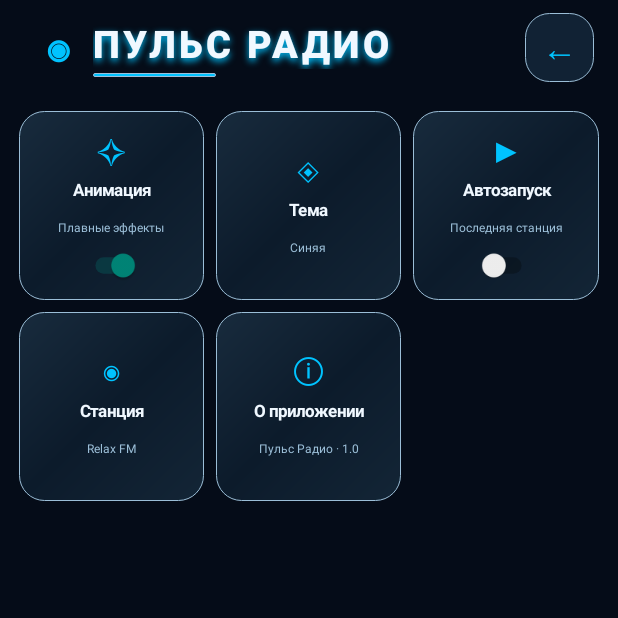
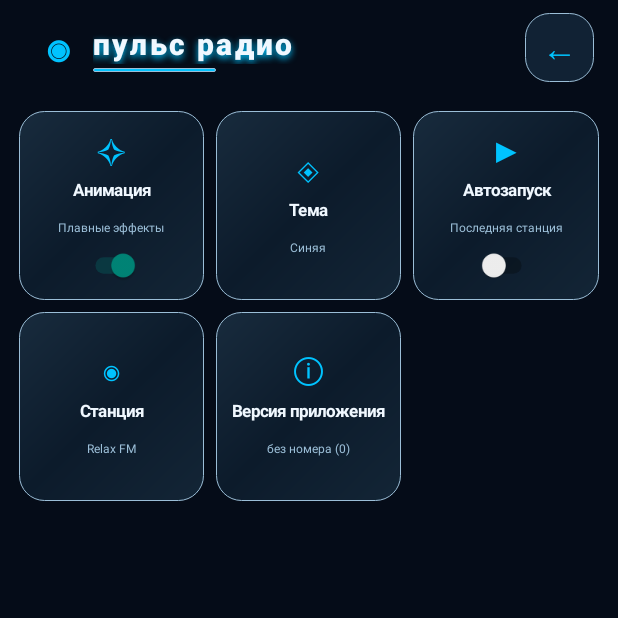
Before and after one commit to diriabas/puls-radio, an Android app: the screen it shows after launch (MainActivity), after a tap on an icon or button, on a phone screen of 412 x 824 dp, the top half of it. Run offline under Robolectric (Android 15) with nearby library versions, the phone set to English and light mode, and no system bars; 2 other taps on this screen came first.

Commit message:
Update MainActivity.kt

```diff
--- a/app/src/main/java/com/pulsradio/app/MainActivity.kt
+++ b/app/src/main/java/com/pulsradio/app/MainActivity.kt
@@ -4,6 +4,7 @@ package com.pulsradio.app
 import android.app.Activity
 import android.app.AlertDialog
 import android.os.Bundle
+import android.content.res.Configuration
 import android.os.Build
 import android.view.Gravity
 import android.view.View
@@ -55,7 +56,7 @@ class MainActivity : Activity() {
             "https://hls-02-europaplus.emgsound.ru/11/playlist.m3u8",
 
         "Радио Вера" to
-            "http://radiovera.hostingradio.ru:8007/radiovera_128",
+            "https://radiovera.hostingradio.ru:8007/radiovera_128",
 
         "Коран — перевод на русский" to
             "https://backup.qurango.net/radio/translation_quran_Russia",
@@ -106,7 +107,34 @@ class MainActivity : Activity() {
             "https://dorognoe.hostingradio.ru:8000/dorognoe",
 
         "Джем FM" to
-            "https://jamfm.ru/jamfm.m3u"
+            "https://online.jamfm.ru/hls/high.m3u8"
+    )
+
+    // Резервные адреса используются автоматически, если основной поток не запускается.
+    // Для Радио Вера оставлены два протокола одного подтверждённого потока;
+    // для Love Radio — альтернативные битрейты того же регионального эфира Екатеринбурга.
+    private val stationStreamFallbacks = mapOf(
+        "Радио Вера" to listOf(
+            "https://radiovera.hostingradio.ru:8007/radiovera_128",
+            "http://radiovera.hostingradio.ru:8007/radiovera_128"
+        ),
+        "Love Radio" to listOf(
+            "http://microit.n340.com:9000/VgMv0WV17ZVx1uuo_12_love_128_reg_60967",
+            "http://microit.n340.com:9000/VgMv0WV17ZVx1uuo_12_love_64_reg_60967",
+            "http://microit.n340.com:9000/VgMv0WV17ZVx1uuo_12_love_28_reg_60967"
+        ),
+        "Европа Плюс" to listOf(
+            "https://hls-02-europaplus.emgsound.ru/11/playlist.m3u8",
+            "http://ep128.hostingradio.ru:8030/ep128"
+        ),
+        "Русское Радио" to listOf(
+            "https://rusradio.hostingradio.ru/rusradio128.mp3",
+            "https://rusradio.hostingradio.ru/rusradio96.aacp"
+        ),
+        "Новое Радио" to listOf(
+            "https://hls.newradio.ru/novoeradio-msk/playlist.m3u8",
+            "http://stream.newradio.ru/moscow.novoe.aacp"
+        )
     )
 
     private val prefs by lazy {
@@ -116,6 +144,8 @@ class MainActivity : Activity() {
     private var selectedStation = 0
     private var streamRequestId = 0
     private var currentStreamUrl: String? = null
+    private var activeStreamCandidates: List<String> = emptyList()
+    private var activeStreamCandidateIndex = 0
     private var player: ExoPlayer? = null
     private var currentTab = 0
 
@@ -148,6 +178,27 @@ class MainActivity : Activity() {
     private var textColor = Color.rgb(240, 248, 255)
     private var secondaryColor = Color.rgb(155, 190, 215)
 
+    private fun isLandscape(): Boolean =
+        resources.configuration.orientation == Configuration.ORIENTATION_LANDSCAPE
+
+    private fun iconScale(): Float = if (isLandscape()) 1.25f else 1f
+
+    private fun iconDp(value: Int): Int = (dp(value) * iconScale()).toInt()
+
+    private fun iconTextSize(value: Float): Float = value * iconScale()
+
+    @Suppress("DEPRECATION")
+    private fun getInstalledVersion(): String {
+        return try {
+            val info = packageManager.getPackageInfo(packageName, 0)
+            val name = info.versionName?.takeIf { it.isNotBlank() } ?: "без номера"
+            val code = if (Build.VERSION.SDK_INT >= 28) info.longVersionCode else info.versionCode.toLong()
+            "$name ($code)"
+        } catch (_: Exception) {
+            "не определена"
+        }
+    }
+
     private fun applyThemeColors() {
         when (selectedTheme) {
             "gray" -> {
@@ -267,23 +318,23 @@ class MainActivity : Activity() {
 
         val logo = TextView(this).apply {
             text = "◉"
-            textSize = 31f
+            textSize = iconTextSize(31f)
             setTextColor(accentColor)
             gravity = Gravity.CENTER
             setTypeface(null, Typeface.BOLD)
         }
-        header.addView(logo, LinearLayout.LayoutParams(dp(46), dp(48)))
+        header.addView(logo, LinearLayout.LayoutParams(iconDp(46), iconDp(48)))
 
         val titleColumn = LinearLayout(this).apply {
             orientation = LinearLayout.VERTICAL
             gravity = Gravity.CENTER_VERTICAL
         }
         val appName = TextView(this).apply {
-            text = "ПУЛЬС РАДИО"
-            textSize = 25f
+            text = "пульс радио"
+            textSize = 20f
             setTextColor(textColor)
             setTypeface(Typeface.create("sans-serif-black", Typeface.BOLD), Typeface.BOLD)
-            letterSpacing = 0.11f
+            letterSpacing = 0.08f
             setShadowLayer(dp(4).toFloat(), 0f, dp(2).toFloat(), accentColor)
         }
         val accentLine = View(this).apply {
@@ -297,7 +348,7 @@ class MainActivity : Activity() {
 
         settingsButton = TextView(this).apply {
             text = "⚙"
-            textSize = 23f
+            textSize = iconTextSize(23f)
             setTextColor(accentColor)
             gravity = Gravity.CENTER
             background = roundedBackground(panelColor, 16)
@@ -305,7 +356,7 @@ class MainActivity : Activity() {
             isFocusable = true
             setOnClickListener { showTab(if (currentTab == 0) 1 else 0) }
         }
-        header.addView(settingsButton, LinearLayout.LayoutParams(dp(46), dp(46)))
+        header.addView(settingsButton, LinearLayout.LayoutParams(iconDp(46), iconDp(46)))
         root.addView(header)
 
         contentFrame = FrameLayout(this)
@@ -383,7 +434,8 @@ class MainActivity : Activity() {
             }
             for (column in 0 until 3) {
                 val stationIndex = index + column
-                val params = LinearLayout.LayoutParams(0, dp(126), 1f).apply {
+                val stationTileHeight = if (isLandscape()) dp(140) else dp(126)
+                val params = LinearLayout.LayoutParams(0, stationTileHeight, 1f).apply {
                     if (column > 0) marginStart = dp(4)
                     if (column < 2) marginEnd = dp(4)
                 }
@@ -396,7 +448,7 @@ class MainActivity : Activity() {
                 }
             }
             container.addView(row, LinearLayout.LayoutParams(
-                LinearLayout.LayoutParams.MATCH_PARENT, dp(126)
+                LinearLayout.LayoutParams.MATCH_PARENT, if (isLandscape()) dp(140) else dp(126)
             ).apply { bottomMargin = dp(8) })
             index += 3
         }
@@ -427,7 +479,7 @@ class MainActivity : Activity() {
 
         stationIcon = TextView(this).apply {
             text = getStationIcon(stations[selectedStation])
-            textSize = logoTextSize(stations[selectedStation])
+            textSize = iconTextSize(logoTextSize(stations[selectedStation]))
             setTextColor(Color.WHITE)
             gravity = Gravity.CENTER
             background = roundedBackground(
@@ -438,7 +490,7 @@ class MainActivity : Activity() {
 
         controlsRow.addView(
             stationIcon,
-            LinearLayout.LayoutParams(dp(44), dp(44)).apply {
+            LinearLayout.LayoutParams(iconDp(44), iconDp(44)).apply {
                 marginEnd = dp(9)
             }
         )
@@ -477,13 +529,13 @@ class MainActivity : Activity() {
             LinearLayout.LayoutParams(0, dp(46), 1f)
         )
 
-        val previousButton = createMiniControl("⏮", 20f)
+        val previousButton = createMiniControl("⏮", iconTextSize(20f))
         previousButton.setOnClickListener {
             val previous = if (selectedStation == 0) stations.lastIndex else selectedStation - 1
             playStation(previous)
         }
 
-        playButton = createMiniControl("▶", 19f).apply {
+        playButton = createMiniControl("▶", iconTextSize(19f)).apply {
             background = roundAccentBackground()
             setTextColor(Color.WHITE)
         }
@@ -492,7 +544,7 @@ class MainActivity : Activity() {
             togglePlayback()
         }
 
-        val nextButton = createMiniControl("⏭", 20f)
+        val nextButton = createMiniControl("⏭", iconTextSize(20f))
         nextButton.setOnClickListener {
             val next = (selectedStation + 1) % stations.size
             playStation(next)
@@ -500,18 +552,18 @@ class MainActivity : Activity() {
 
         controlsRow.addView(
             previousButton,
-            LinearLayout.LayoutParams(dp(34), dp(42))
+            LinearLayout.LayoutParams(iconDp(34), iconDp(42))
         )
         controlsRow.addView(
             playButton,
-            LinearLayout.LayoutParams(dp(42), dp(42)).apply {
+            LinearLayout.LayoutParams(iconDp(42), iconDp(42)).apply {
                 marginStart = dp(3)
                 marginEnd = dp(3)
             }
         )
         controlsRow.addView(
             nextButton,
-            LinearLayout.LayoutParams(dp(34), dp(42))
+            LinearLayout.LayoutParams(iconDp(34), iconDp(42))
         )
 
         panel.addView(controlsRow)
@@ -667,7 +719,7 @@ class MainActivity : Activity() {
 
         val icon = TextView(this).apply {
             text = getStationIcon(station)
-            textSize = logoTextSize(station)
+            textSize = iconTextSize(logoTextSize(station))
             setTextColor(Color.WHITE)
             gravity = Gravity.CENTER
             background = roundedBackground(getStationLogoColor(station), 15)
@@ -675,7 +727,7 @@ class MainActivity : Activity() {
 
         tile.addView(
             icon,
-            LinearLayout.LayoutParams(dp(44), dp(40)).apply {
+            LinearLayout.LayoutParams(iconDp(44), iconDp(40)).apply {
                 gravity = Gravity.CENTER
                 bottomMargin = dp(5)
             }
@@ -714,7 +766,7 @@ class MainActivity : Activity() {
 
         val indicator = TextView(this).apply {
             text = if (index == selectedStation && player?.isPlaying == true) "♫" else "›"
-            textSize = 15f
+            textSize = iconTextSize(15f)
             setTextColor(if (index == selectedStation) accentColor else secondaryColor)
             gravity = Gravity.CENTER
         }
@@ -810,7 +862,13 @@ class MainActivity : Activity() {
 
     private fun selectStation(index: Int) {
         if (index == selectedStation) {
-            togglePlayback()
+            val state = player?.playbackState
+            if (state == Player.STATE_IDLE || state == Player.STATE_ENDED) {
+                // Повторное нажатие после ошибки запускает станцию заново с основного адреса.
+                playStation(index)
+            } else {
+                togglePlayback()
+            }
         } else {
             playStation(index)
         }
@@ -829,6 +887,9 @@ class MainActivity : Activity() {
             return
         }
 
+        activeStreamCandidates = stationStreamFallbacks[station] ?: listOf(url)
+        activeStreamCandidateIndex = 0
+
         selectedStation = index
         prefs.edit()
             .putInt("last_station", index)
@@ -841,13 +902,14 @@ class MainActivity : Activity() {
         val requestId = ++streamRequestId
         showStatus("Подключение: $station")
 
-        if (url.endsWith(".m3u", ignoreCase = true) &&
-            !url.endsWith(".m3u8", ignoreCase = true)
+        val firstCandidate = activeStreamCandidates.firstOrNull() ?: url
+        if (firstCandidate.endsWith(".m3u", ignoreCase = true) &&
+            !firstCandidate.endsWith(".m3u8", ignoreCase = true)
         ) {
             Thread {
                 var connection: HttpURLConnection? = null
                 try {
-                    connection = (URL(url).openConnection() as HttpURLConnection).apply {
+                    connection = (URL(firstCandidate).openConnection() as HttpURLConnection).apply {
                         connectTimeout = 10000
                         readTimeout = 10000
                         instanceFollowRedirects = true
@@ -885,7 +947,7 @@ class MainActivity : Activity() {
                 }
             }.start()
         } else {
-            startStationPlayback(currentPlayer, url, station)
+            startStationPlayback(currentPlayer, firstCandidate, station)
         }
     }
 
@@ -942,7 +1004,7 @@ class MainActivity : Activity() {
         stationTitle.text = station
         stationSubtitle.text = getStationDescription(station)
         stationIcon.text = getStationIcon(station)
-        stationIcon.textSize = logoTextSize(station)
+        stationIcon.textSize = iconTextSize(logoTextSize(station))
         stationIcon.setTextColor(Color.WHITE)
         stationIcon.background = roundedBackground(
             getStationLogoColor(station),
@@ -991,7 +1053,7 @@ class MainActivity : Activity() {
             Triple("Тема", getThemeDisplayName(), "theme"),
             Triple("Автозапуск", "Последняя станция", "autostart"),
             Triple("Станция", stations[selectedStation], "last"),
-            Triple("О приложении", "Пульс Радио · 1.0", "about")
+            Triple("Версия приложения", getInstalledVersion(), "about")
         )
         var index = 0
         while (index < gridItems.size) {
@@ -1001,7 +1063,8 @@ class MainActivity : Activity() {
             }
             for (column in 0 until 3) {
                 val itemIndex = index + column
-                val params = LinearLayout.LayoutParams(0, dp(126), 1f).apply {
+                val settingsTileHeight = if (isLandscape()) dp(142) else dp(126)
+                val params = LinearLayout.LayoutParams(0, settingsTileHeight, 1f).apply {
                     if (column > 0) marginStart = dp(4)
                     if (column < 2) marginEnd = dp(4)
                 }
@@ -1013,7 +1076,7 @@ class MainActivity : Activity() {
                 }
             }
             container.addView(row, LinearLayout.LayoutParams(
-                LinearLayout.LayoutParams.MATCH_PARENT, dp(126)
+                LinearLayout.LayoutParams.MATCH_PARENT, if (isLandscape()) dp(142) else dp(126)
             ).apply { bottomMargin = dp(8) })
             index += 3
         }
@@ -1038,16 +1101,16 @@ class MainActivity : Activity() {
                 "last" -> "◉"
                 else -> "ⓘ"
             }
-            textSize = 23f
+            textSize = iconTextSize(23f)
             setTextColor(accentColor)
             gravity = Gravity.CENTER
         }
         tile.addView(symbol, LinearLayout.LayoutParams(
-            LinearLayout.LayoutParams.MATCH_PARENT, dp(28)
+            LinearLayout.LayoutParams.MATCH_PARENT, iconDp(28)
         ))
         val titleView = TextView(this).apply {
             text = title
-            textSize = 11f
+            textSize = if (isLandscape()) 12f else 11f
             setTextColor(textColor)
             setTypeface(null, Typeface.BOLD)
             gravity = Gravity.CENTER
@@ -1058,7 +1121,7 @@ class MainActivity : Activity() {
         ))
         val detailView = TextView(this).apply {
             text = subtitle
-            textSize = 8f
+            textSize = if (isLandscape()) 9f else 8f
             setTextColor(secondaryColor)
             gravity = Gravity.CENTER
             maxLines = 2
@@ -1071,8 +1134,8 @@ class MainActivity : Activity() {
             "animation" -> {
                 val toggle = Switch(this).apply {
                     isChecked = animationEnabled
-                    scaleX = 0.78f
-                    scaleY = 0.78f
+                    scaleX = if (isLandscape()) 0.92f else 0.78f
+                    scaleY = if (isLandscape()) 0.92f else 0.78f
                     setOnCheckedChangeListener { _, enabled ->
                         animationEnabled = enabled
                         prefs.edit().putBoolean("animation", enabled).apply()
@@ -1087,8 +1150,8 @@ class MainActivity : Activity() {
             "autostart" -> {
                 val toggle = Switch(this).apply {
                     isChecked = autoStartEnabled
-                    scaleX = 0.78f
-                    scaleY = 0.78f
+                    scaleX = if (isLandscape()) 0.92f else 0.78f
+                    scaleY = if (isLandscape()) 0.92f else 0.78f
                     setOnCheckedChangeListener { _, enabled ->
                         autoStartEnabled = enabled
                         prefs.edit().putBoolean("auto_start", enabled).apply()
@@ -1101,7 +1164,7 @@ class MainActivity : Activity() {
             "theme" -> tile.setOnClickListener { showThemeDialog() }
             "last" -> tile.setOnClickListener { showTab(0) }
             "about" -> tile.setOnClickListener {
-                Toast.makeText(this, "Пульс Радио · версия 1.0", Toast.LENGTH_SHORT).show()
+                Toast.makeText(this, "пульс радио · версия ${getInstalledVersion()}", Toast.LENGTH_LONG).show()
             }
         }
         return tile
@@ -1469,9 +1532,18 @@ class MainActivity : Activity() {
                 }
 
                 override fun onPlayerError(error: PlaybackException) {
-                    reportError("Ошибка воспроизведения", error)
-                    stopAnimations()
-                    updateStationCards()
+                    val nextIndex = activeStreamCandidateIndex + 1
+                    if (nextIndex < activeStreamCandidates.size) {
+                        activeStreamCandidateIndex = nextIndex
+                        val fallbackUrl = activeStreamCandidates[nextIndex]
+                        showStatus("Основной поток недоступен. Пробуем резервный…")
+                        Log.w("PulsRadio", "Переключение на резервный поток: $fallbackUrl", error)
+                        startStationPlayback(this@MainActivity.player ?: return, fallbackUrl, stations[selectedStation])
+                    } else {
+                        reportError("Не удалось подключиться к ${stations[selectedStation]}", error)
+                        stopAnimations()
+                        updateStationCards()
+                    }
                 }
             })
 
```
